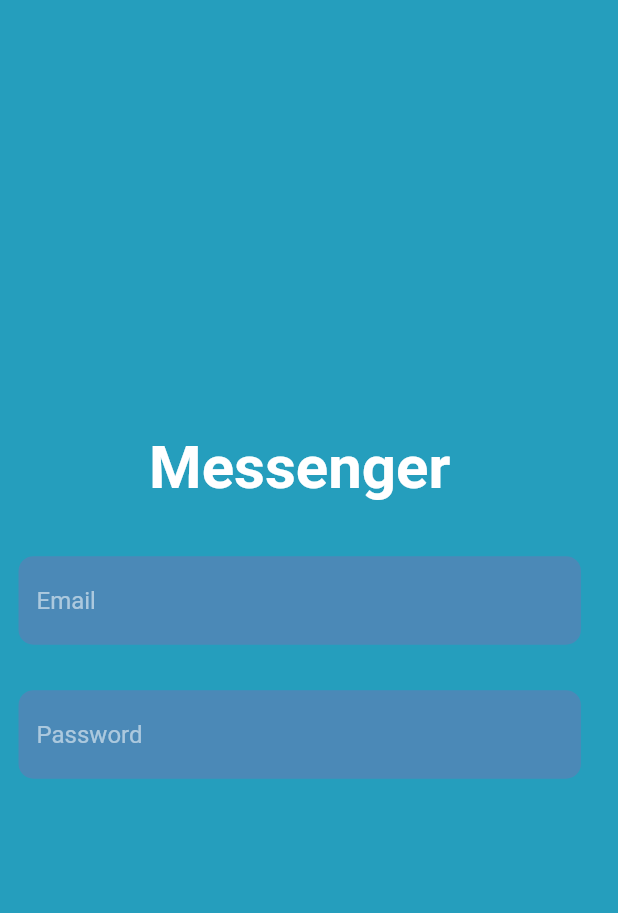
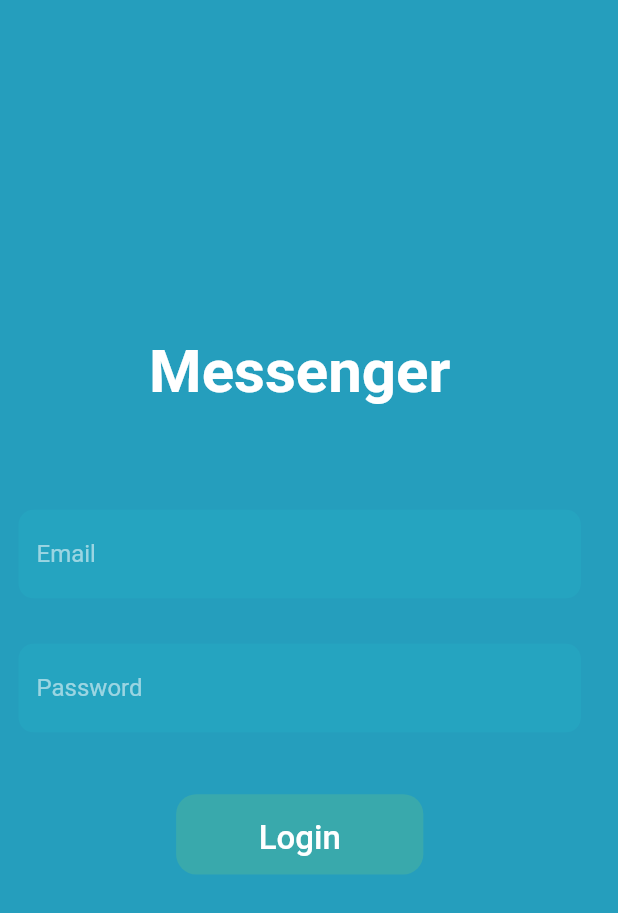
Before and after one commit to shhrrtnvr/messenger, a Flutter app: the screen it shows after launch, on a phone screen of 412 x 824 dp. Shown: the top 913 px of the screen. Run offline on Flutter 3.47's test engine with Material 2 defaults, Android fonts, the phone set to English and light mode, and no system bars; our stand-ins replace cloud_firestore, file_picker, firebase_analytics, firebase_core, firebase_storage, get_it; accounts and stored records are empty.

Commit message:
login button

```diff
--- a/lib/pages/login_page.dart
+++ b/lib/pages/login_page.dart
@@ -3,6 +3,7 @@ import 'package:flutter/material.dart';
 
 //Widgets
 import '../widgets/custom_input_field.dart';
+import '../widgets/rounded_button.dart';
 
 class LoginPage extends StatefulWidget {
   const LoginPage({Key? key}) : super(key: key);
@@ -41,7 +42,14 @@ class _LoginPageState extends State<LoginPage> {
           crossAxisAlignment: CrossAxisAlignment.center,
           children: [
             _pageTitle(),
+            SizedBox(
+              height: _deviceHeigth * 0.04,
+            ),
             _loginForm(),
+            SizedBox(
+              height: _deviceHeigth * 0.05,
+            ),
+            _loginButton()
           ],
         ),
       ),
@@ -85,4 +93,12 @@ class _LoginPageState extends State<LoginPage> {
       ),
     );
   }
+
+  Widget _loginButton() {
+    return RoundedButton(
+        name: 'Login',
+        height: _deviceHeigth * 0.065,
+        width: _deviceWidth * 0.4,
+        onPressed: () {});
+  }
 }
--- a/lib/widgets/custom_input_field.dart
+++ b/lib/widgets/custom_input_field.dart
@@ -6,8 +6,7 @@ class CustomTextFormField extends StatelessWidget {
   final String hintText;
   final bool obscureText;
 
-  // ignore: prefer_const_constructors_in_immutables
-  CustomTextFormField(
+  const CustomTextFormField(
       {Key? key,
       required this.onSaved,
       required this.regEx,
@@ -26,7 +25,7 @@ class CustomTextFormField extends StatelessWidget {
         return RegExp(regEx).hasMatch(_value!) ? null : 'Enter a valid value';
       },
       decoration: InputDecoration(
-        fillColor: Color.fromARGB(45, 255, 37, 157),
+        fillColor: Color.fromARGB(16, 37, 255, 233),
         filled: true,
         border: OutlineInputBorder(
             borderRadius: BorderRadius.circular(10.0),
--- /dev/null
+++ b/lib/widgets/rounded_button.dart
@@ -0,0 +1,35 @@
+import 'package:flutter/material.dart';
+
+class RoundedButton extends StatelessWidget {
+  final String name;
+  final double height;
+  final double width;
+  final Function onPressed;
+
+  const RoundedButton({
+    Key? key,
+    required this.name,
+    required this.height,
+    required this.width,
+    required this.onPressed,
+  });
+
+  @override
+  Widget build(BuildContext context) {
+    return Container(
+      height: height,
+      width: width,
+      decoration: BoxDecoration(
+          borderRadius: BorderRadius.circular(height * 0.25),
+          color: Color.fromARGB(30, 204, 251, 48)),
+      child: TextButton(
+        onPressed: (() => {}),
+        child: Text(
+          name,
+          style:
+              const TextStyle(fontSize: 22, color: Colors.white, height: 1.5),
+        ),
+      ),
+    );
+  }
+}
```
